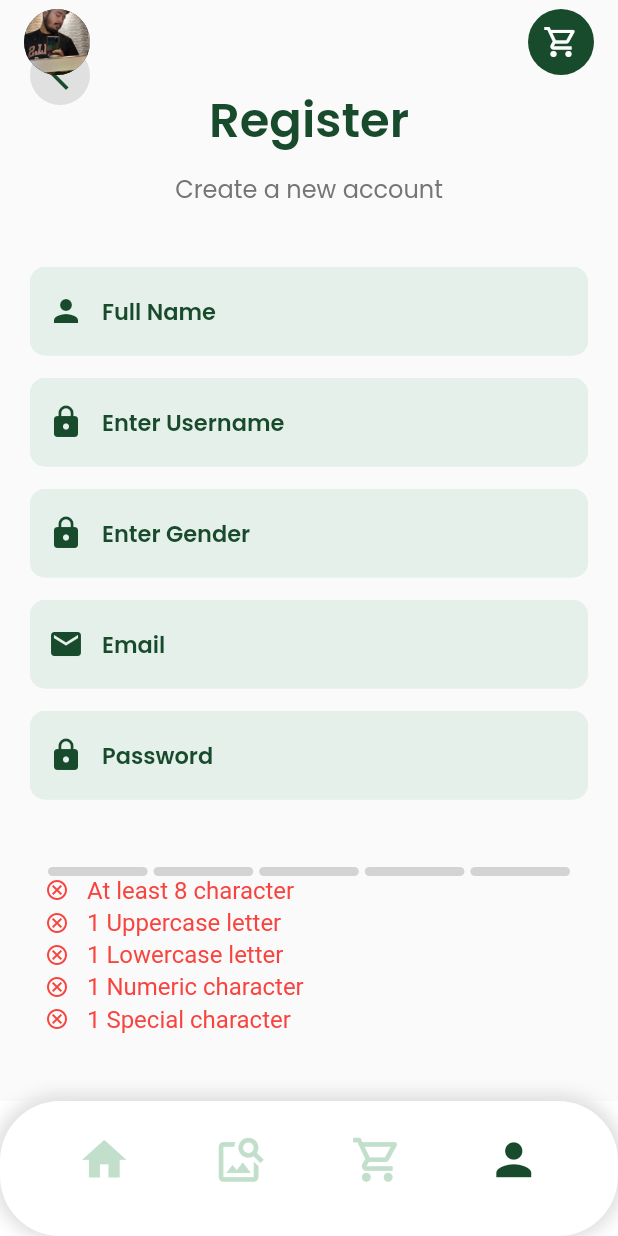
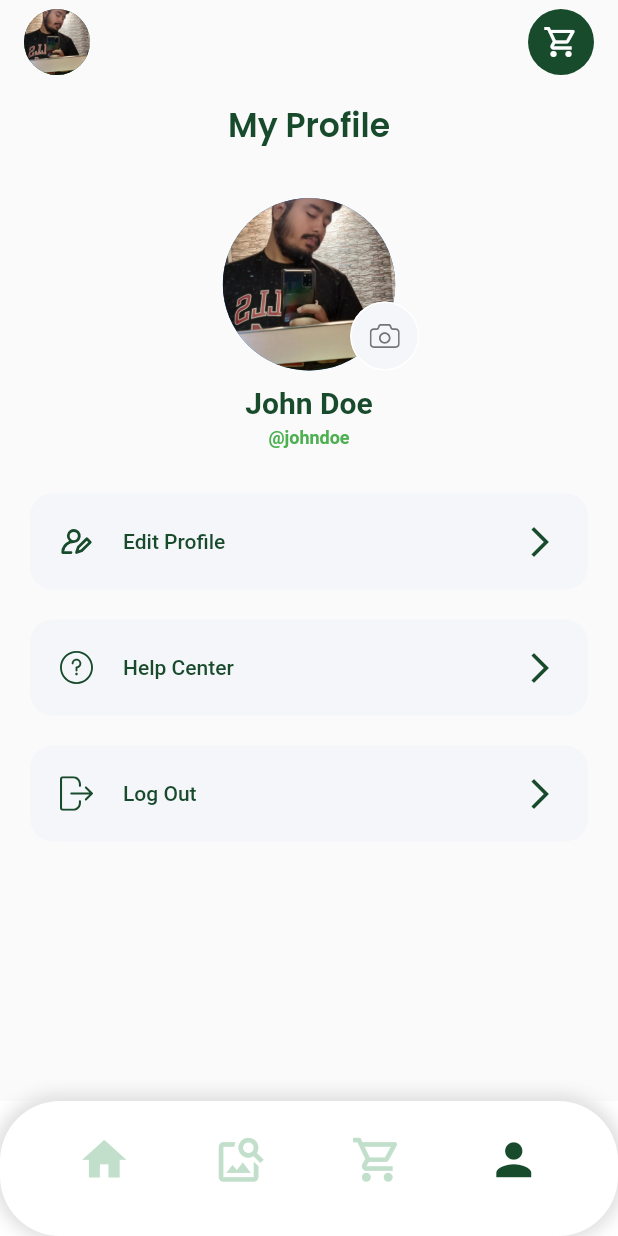
Before and after one commit to 0xUgochukwu/plantpal2, a Flutter app: the MainScreen screen opened by its route, item 4 of the bottom bar chosen, on a phone screen of 412 x 824 dp. Run offline on Flutter 3.47's test engine with Material 2 defaults, Android fonts, the phone set to English and light mode, and no system bars; drawn by our look-alikes of flutter_pw_validator; our stand-ins replace cloud_firestore, firebase_auth, firebase_core, flutter_svg, google_fonts, local_auth; accounts and stored records are empty.

Commit message:
profile screen

```diff
--- /dev/null
+++ b/lib/components/profile_menu.dart
@@ -0,0 +1,44 @@
+import 'package:flutter/material.dart';
+import 'package:flutter_svg/flutter_svg.dart';
+import 'package:plant_app/constants.dart';
+
+class ProfileMenu extends StatelessWidget {
+  const ProfileMenu({
+    Key? key,
+    required this.text,
+    required this.icon,
+    this.press,
+  }) : super(key: key);
+
+  final String text, icon;
+  final VoidCallback? press;
+
+  @override
+  Widget build(BuildContext context) {
+    return Padding(
+      padding: EdgeInsets.symmetric(horizontal: 20, vertical: 10),
+      child: TextButton(
+        style: TextButton.styleFrom(
+          primary: kDarkGreenColor,
+          padding: EdgeInsets.all(20),
+          shape:
+          RoundedRectangleBorder(borderRadius: BorderRadius.circular(15)),
+          backgroundColor: Color(0xFFF5F6F9),
+        ),
+        onPressed: press,
+        child: Row(
+          children: [
+            SvgPicture.asset(
+              icon,
+              color: kDarkGreenColor,
+              width: 22,
+            ),
+            SizedBox(width: 20),
+            Expanded(child: Text(text)),
+            Icon(Icons.arrow_forward_ios),
+          ],
+        ),
+      ),
+    );
+  }
+}
--- /dev/null
+++ b/lib/components/profile_pic.dart
@@ -0,0 +1,45 @@
+import 'package:flutter/material.dart';
+import 'package:flutter_svg/flutter_svg.dart';
+
+class ProfilePic extends StatelessWidget {
+  const ProfilePic({
+    Key? key,
+  }) : super(key: key);
+
+  @override
+  Widget build(BuildContext context) {
+    return SizedBox(
+      height: 115,
+      width: 115,
+      child: Stack(
+        fit: StackFit.expand,
+        clipBehavior: Clip.none,
+        children: [
+          CircleAvatar(
+            backgroundImage: AssetImage("images/Dhairye.jpg"),
+          ),
+          Positioned(
+            right: -16,
+            bottom: 0,
+            child: SizedBox(
+              height: 46,
+              width: 46,
+              child: TextButton(
+                style: TextButton.styleFrom(
+                  shape: RoundedRectangleBorder(
+                    borderRadius: BorderRadius.circular(50),
+                    side: BorderSide(color: Colors.white),
+                  ),
+                  primary: Colors.white,
+                  backgroundColor: Color(0xFFF5F6F9),
+                ),
+                onPressed: () {},
+                child: SvgPicture.asset("images/icons/Camera Icon.svg"),
+              ),
+            ),
+          )
+        ],
+      ),
+    );
+  }
+}
--- a/lib/main.dart
+++ b/lib/main.dart
@@ -24,7 +24,7 @@ class MyApp extends StatelessWidget {
       theme: ThemeData(
         primarySwatch: Colors.blue,
       ),
-      home: const LoginScreen(),
+      home: const MainScreen(uid: 'uid'),
       routes: {
         FingerprintScreen.id: (context) => const FingerprintScreen(),
         LoginScreen.id: (context) => const LoginScreen(),
--- a/lib/screens/main_screen.dart
+++ b/lib/screens/main_screen.dart
@@ -3,6 +3,7 @@ import 'package:plant_app/components/bottom_nav_bar.dart';
 import 'package:plant_app/constants.dart';
 import 'package:plant_app/screens/cart_screen.dart';
 import 'package:plant_app/screens/home_screen.dart';
+import 'package:plant_app/screens/profile_screen.dart';
 import 'package:plant_app/screens/signup_screen.dart';
 
 class MainScreen extends StatefulWidget {
@@ -24,7 +25,7 @@ class _MainScreenState extends State<MainScreen> {
     HomeScreen(),
     HomeScreen(),
     CartScreen(),
-    SignupScreen(),
+    ProfileScreen(),
   ];
 
   @override
--- /dev/null
+++ b/lib/screens/profile_screen.dart
@@ -0,0 +1,292 @@
+import 'package:flutter/material.dart';
+import 'package:google_fonts/google_fonts.dart';
+
+
+import 'package:plant_app/components/profile_menu.dart';
+import 'package:plant_app/components/profile_pic.dart';
+import 'package:plant_app/constants.dart';
+
+
+class ProfileScreen extends StatelessWidget {
+  @override
+  Widget build(BuildContext context) {
+    return Scaffold(
+      // align the appbar title to center
+      appBar: AppBar(
+        automaticallyImplyLeading: false,
+        backgroundColor: Colors.transparent,
+        elevation: 0.0,
+        leadingWidth: 0.0,
+
+        title: Center(
+          child: Text(
+            "My Profile",
+            style: GoogleFonts.poppins(
+              color: kDarkGreenColor,
+              fontSize: 22.0,
+              fontWeight: FontWeight.w600,
+            ),
+          ),
+        ),
+
+      ),
+      body: SingleChildScrollView(
+        padding: EdgeInsets.symmetric(vertical: 20),
+        child: Column(
+          children: [
+            ProfilePic(),
+            SizedBox(height: 10),
+            Center(
+              child: Text(
+                "John Doe",
+                style: TextStyle(
+                  color: kDarkGreenColor,
+                  fontSize: 20.0,
+                  fontWeight: FontWeight.bold,
+                ),
+              ),
+            ),
+            SizedBox(height: 5),
+            Center(
+              child: Text(
+                "@" + "johndoe",
+                style: TextStyle(
+                  color: Colors.green,
+                  fontSize: 12.0,
+                  fontWeight: FontWeight.bold,
+                ),
+              ),
+            ),
+            SizedBox(height: 20),
+            ProfileMenu(
+              text: "Edit Profile",
+              icon: "images/icons/edit-profile.svg",
+              press: () => {
+              showModalBottomSheet(context: context,isScrollControlled: true, builder: (__)=> const Form())
+              },
+            ),
+            ProfileMenu(
+              text: "Help Center",
+              icon: "images/icons/Question mark.svg",
+              press: () {},
+            ),
+            ProfileMenu(
+              text: "Log Out",
+              icon: "images/icons/Log out.svg",
+              press: () {},
+            ),
+          ],
+        ),
+      ),
+    );
+  }
+}
+
+
+class Form extends StatefulWidget {
+  const Form({Key? key}) : super(key: key);
+
+  @override
+  State<Form> createState() => _FormState();
+}
+
+class _FormState extends State<Form> {
+  final _title = TextEditingController();
+  final _amount = TextEditingController();
+  String _initialValue = 'Other';
+
+  //
+  @override
+  Widget build(BuildContext context) {
+    final height = MediaQuery.of(context).size.height;
+    final width = MediaQuery.of(context).size.width;
+    return Container(
+      height: MediaQuery.of(context).size.height * 0.7,
+      padding: EdgeInsets.all(20.0),
+      child: SingleChildScrollView(
+        child: Column(
+          children: [
+            Column(
+              children: [
+                Padding(
+                  padding: const EdgeInsets.only(bottom: 5.0),
+                  child: Row(
+                    mainAxisAlignment: MainAxisAlignment.center,
+                    children: <Widget>[
+                      Expanded(
+                        child: Text(
+                          "Username",
+                        ),
+                      )
+                    ],
+                  ),
+                ),
+                TextField(
+                  cursorColor:Colors.green,
+                  controller: _title,
+                  style: const TextStyle(
+                      color: Colors.white, fontFamily: 'SFUIDisplay'),
+                  decoration: InputDecoration(
+                    contentPadding: EdgeInsets.symmetric(
+                        vertical: height * 0.023, horizontal: width * 0.03),
+                    filled: true,
+                    fillColor: kSpiritedGreen.withOpacity(0.1),
+                    border: OutlineInputBorder(
+                        borderRadius: BorderRadius.circular(10.0),
+                        borderSide: BorderSide.none),
+                    focusedBorder: const OutlineInputBorder(
+                      borderRadius: BorderRadius.all(Radius.circular(10.0)),
+                      borderSide: BorderSide(
+                        color: Colors.green,
+                      ),
+                    ),
+                    labelText: 'Enter New Username',
+                    labelStyle: GoogleFonts.poppins(
+                      textStyle: const TextStyle(
+                        color: Color(0xFF1E1E1E),
+                        fontWeight: FontWeight.normal,
+                        fontSize: 12,
+                      ),
+                    ),
+                  ),
+                ),
+              ],
+            ),
+
+            const SizedBox(
+              height: 20.0,
+            ),
+            Column(
+              children: [
+                Padding(
+                  padding: const EdgeInsets.only(bottom: 5.0),
+                  child: Row(
+                    mainAxisAlignment: MainAxisAlignment.center,
+                    children: <Widget>[
+                      Expanded(
+                        child: Text(
+                          "Email",
+                        ),
+                      )
+                    ],
+                  ),
+                ),
+                TextField(
+                  cursorColor:Colors.green,
+                  controller: _title,
+                  style: const TextStyle(
+                      color: Colors.white, fontFamily: 'SFUIDisplay'),
+                  decoration: InputDecoration(
+                    contentPadding: EdgeInsets.symmetric(
+                        vertical: height * 0.023, horizontal: width * 0.03),
+                    filled: true,
+                    fillColor: kSpiritedGreen.withOpacity(0.1),
+                    border: OutlineInputBorder(
+                        borderRadius: BorderRadius.circular(10.0),
+                        borderSide: BorderSide.none),
+                    focusedBorder: const OutlineInputBorder(
+                      borderRadius: BorderRadius.all(Radius.circular(10.0)),
+                      borderSide: BorderSide(
+                        color: Colors.green,
+                      ),
+                    ),
+                    labelText: 'Enter New Email',
+                    labelStyle: GoogleFonts.poppins(
+                      textStyle: const TextStyle(
+                        color: Color(0xFF1E1E1E),
+                        fontWeight: FontWeight.normal,
+                        fontSize: 12,
+                      ),
+                    ),
+                  ),
+                ),
+              ],
+            ),
+
+            const SizedBox(
+              height: 20.0,
+            ),
+            Column(
+              children: [
+                Padding(
+                  padding: const EdgeInsets.only(bottom: 5.0),
+                  child: Row(
+                    mainAxisAlignment: MainAxisAlignment.center,
+                    children: <Widget>[
+                      Expanded(
+                        child: Text(
+                          "Address",
+                        ),
+                      )
+                    ],
+                  ),
+                ),
+                TextField(
+                  cursorColor:Colors.green,
+                  controller: _title,
+                  style: const TextStyle(
+                      color: Colors.white, fontFamily: 'SFUIDisplay'),
+                  decoration: InputDecoration(
+                    contentPadding: EdgeInsets.symmetric(
+                        vertical: height * 0.023, horizontal: width * 0.03),
+                    filled: true,
+                    fillColor: kSpiritedGreen.withOpacity(0.1),
+                    border: OutlineInputBorder(
+                        borderRadius: BorderRadius.circular(10.0),
+                        borderSide: BorderSide.none),
+                    focusedBorder: const OutlineInputBorder(
+                      borderRadius: BorderRadius.all(Radius.circular(10.0)),
+                      borderSide: BorderSide(
+                        color: Colors.green,
+                      ),
+                    ),
+                    labelText: 'Enter New Address',
+                    labelStyle: GoogleFonts.poppins(
+                      textStyle: const TextStyle(
+                        color: Color(0xFF1E1E1E),
+                        fontWeight: FontWeight.normal,
+                        fontSize: 12,
+                      ),
+                    ),
+                  ),
+                ),
+              ],
+            ),
+
+            const SizedBox(
+              height: 50.0,
+            ),
+            Row(
+              children: [
+                Expanded(
+                  child: TextButton(
+                    child: Container(
+                      padding: EdgeInsets.symmetric(vertical: 10),
+                      decoration: BoxDecoration(
+                        borderRadius: BorderRadius.all(Radius.circular(40)),
+                      ),
+                      child: Text(
+                        'Update Profile',
+                        style: TextStyle(color: Colors.white),
+                      ),
+                    ),
+                    style: ButtonStyle(
+                      backgroundColor: MaterialStateProperty.all(Color(0xFF184A2C)),
+                    ),
+                    onPressed: () {
+                      if(_title.text != '' && _amount.text != ''){
+                        //add it to database
+                        //close the bottomsheet
+                        Navigator.of(context).pop();
+                      }
+                    },
+                  ),
+                ),
+              ],
+            ),
+          ],
+        ),
+      ),
+    );
+  }
+}
--- a/pubspec.yaml
+++ b/pubspec.yaml
@@ -41,6 +41,7 @@ dependencies:
   firebase_core:
   firebase_auth:
   cloud_firestore:
+  flutter_svg:
 
 dev_dependencies:
   flutter_test:
@@ -67,6 +68,7 @@ flutter:
   # To add assets to your application, add an assets section, like this:
   assets:
     - images/
+    - images/icons/
   #   - images/a_dot_ham.jpeg
 
   # An image asset can refer to one or more resolution-specific "variants", see
```
Also changed, not shown: images/icons/Camera Icon.svg (added), images/icons/Log out.svg (added), images/icons/Question mark.svg (added), images/icons/User Icon.svg (added), images/icons/edit-profile.svg (added), pubspec.lock, 7 other files.
